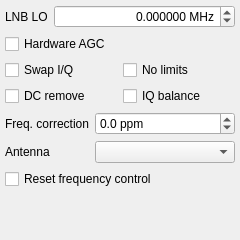
The window that src/qtgui/dockinputctl.ui (gqrx-sdr/gqrx) describes before a commit, drawn with Qt 5.
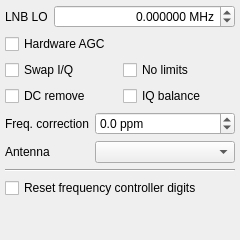
The same window after the commit. Icons and pictures are not drawn.

The edit to the form file:
```diff
--- a/src/qtgui/dockinputctl.ui
+++ b/src/qtgui/dockinputctl.ui
@@ -214,13 +214,20 @@
       </item>
      </layout>
     </item>
+    <item>
+     <widget class="Line" name="line">
+      <property name="orientation">
+       <enum>Qt::Horizontal</enum>
+      </property>
+     </widget>
+    </item>
     <item>
      <widget class="QCheckBox" name="freqCtrlResetButton">
       <property name="toolTip">
        <string>Reset lower digits of main frequency control widget</string>
       </property>
       <property name="text">
-       <string>Reset frequency control</string>
+       <string>Reset frequency controller digits</string>
       </property>
      </widget>
     </item>
```
Left out of the diff: 2 changed lines with no effect on the pictures.
